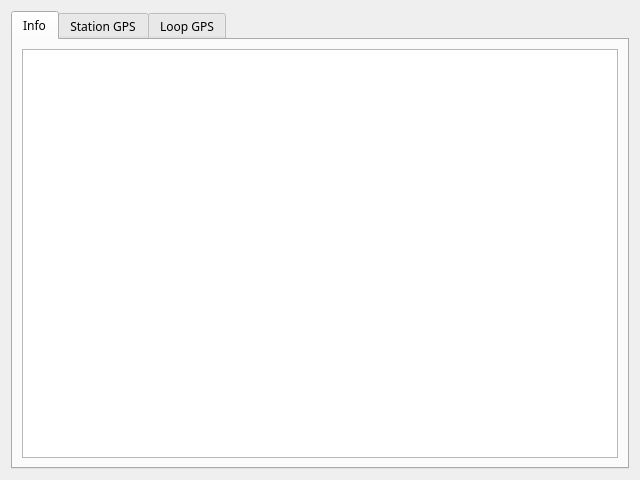
Old version of the form src/qt_ui/pem_info_widget.ui in the repository Eric-Meunier/Processor-Suite.
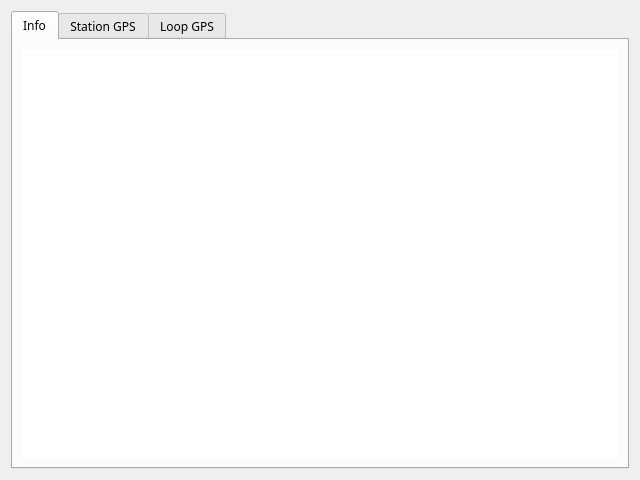
New version of the form. The open tabs and pages were chosen to show the change.

Commit message: Added information to the info tab

```diff
--- a/src/qt_ui/pem_info_widget.ui
+++ b/src/qt_ui/pem_info_widget.ui
@@ -48,8 +48,33 @@
        <string>Info</string>
       </attribute>
       <layout class="QGridLayout" name="gridLayout_2">
-       <item row="0" column="0">
-        <widget class="QTableView" name="tableView"/>
+       <item row="0" column="1">
+        <widget class="QTextEdit" name="info_text_edit">
+         <property name="enabled">
+          <bool>true</bool>
+         </property>
+         <property name="font">
+          <font>
+           <weight>50</weight>
+           <bold>false</bold>
+          </font>
+         </property>
+         <property name="acceptDrops">
+          <bool>false</bool>
+         </property>
+         <property name="frameShape">
+          <enum>QFrame::NoFrame</enum>
+         </property>
+         <property name="frameShadow">
+          <enum>QFrame::Raised</enum>
+         </property>
+         <property name="autoFormatting">
+          <set>QTextEdit::AutoBulletList</set>
+         </property>
+         <property name="readOnly">
+          <bool>true</bool>
+         </property>
+        </widget>
        </item>
       </layout>
      </widget>
```
Left out of the diff: 2 changed lines with no effect on the pictures. The commit also changes 2 other files.
